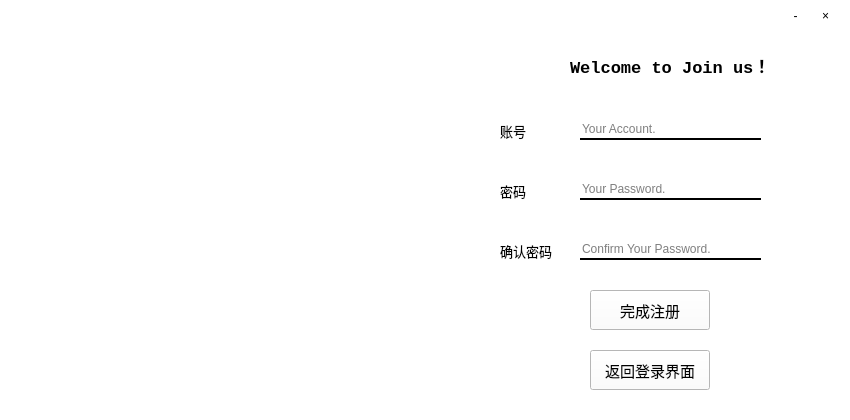
Qt form GUI/register.ui (HandlerNine/QtProject) before a commit.
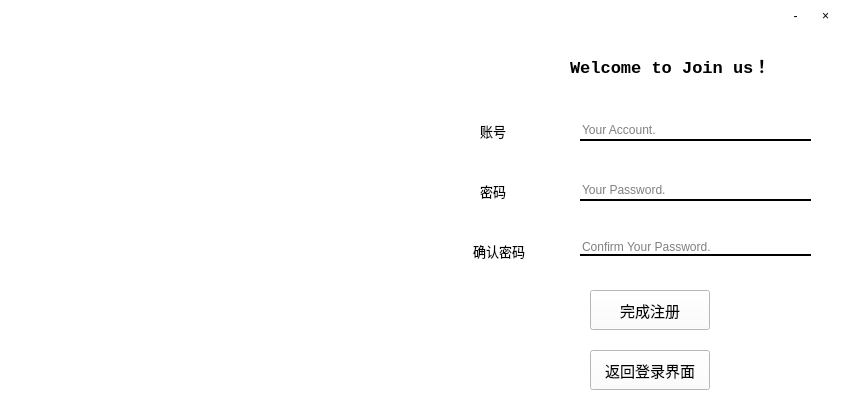
The same form after that commit.

Patch:
```diff
--- a/GUI/register.ui
+++ b/GUI/register.ui
@@ -26,7 +26,7 @@
     <rect>
      <x>570</x>
      <y>50</y>
-     <width>201</width>
+     <width>251</width>
      <height>31</height>
     </rect>
    </property>
@@ -48,9 +48,9 @@
   <widget class="QLabel" name="label_2">
    <property name="geometry">
     <rect>
-     <x>500</x>
+     <x>480</x>
      <y>120</y>
-     <width>31</width>
+     <width>51</width>
      <height>21</height>
     </rect>
    </property>
@@ -67,9 +67,9 @@
   <widget class="QLabel" name="label_3">
    <property name="geometry">
     <rect>
-     <x>500</x>
+     <x>480</x>
      <y>180</y>
-     <width>31</width>
+     <width>51</width>
      <height>21</height>
     </rect>
    </property>
@@ -86,9 +86,9 @@
   <widget class="QLabel" name="label_4">
    <property name="geometry">
     <rect>
-     <x>500</x>
+     <x>473</x>
      <y>240</y>
-     <width>54</width>
+     <width>81</width>
      <height>21</height>
     </rect>
    </property>
@@ -120,8 +120,8 @@
     <rect>
      <x>580</x>
      <y>120</y>
-     <width>181</width>
-     <height>20</height>
+     <width>231</width>
+     <height>21</height>
     </rect>
    </property>
    <property name="styleSheet">
@@ -145,8 +145,8 @@
     <rect>
      <x>580</x>
      <y>180</y>
-     <width>181</width>
-     <height>20</height>
+     <width>231</width>
+     <height>21</height>
     </rect>
    </property>
    <property name="styleSheet">
@@ -161,6 +161,9 @@
 font-family:&quot;Courier New&quot;;
 </string>
    </property>
+   <property name="echoMode">
+    <enum>QLineEdit::Password</enum>
+   </property>
    <property name="placeholderText">
     <string>Your Password.</string>
    </property>
@@ -170,8 +173,8 @@
     <rect>
      <x>580</x>
      <y>240</y>
-     <width>181</width>
-     <height>20</height>
+     <width>231</width>
+     <height>16</height>
     </rect>
    </property>
    <property name="styleSheet">
@@ -186,6 +189,9 @@
 font-family:&quot;Courier New&quot;;
 </string>
    </property>
+   <property name="echoMode">
+    <enum>QLineEdit::Password</enum>
+   </property>
    <property name="placeholderText">
     <string>Confirm Your Password.</string>
    </property>
```
Left out of the diff: 6 changed lines with no effect on the pictures.
